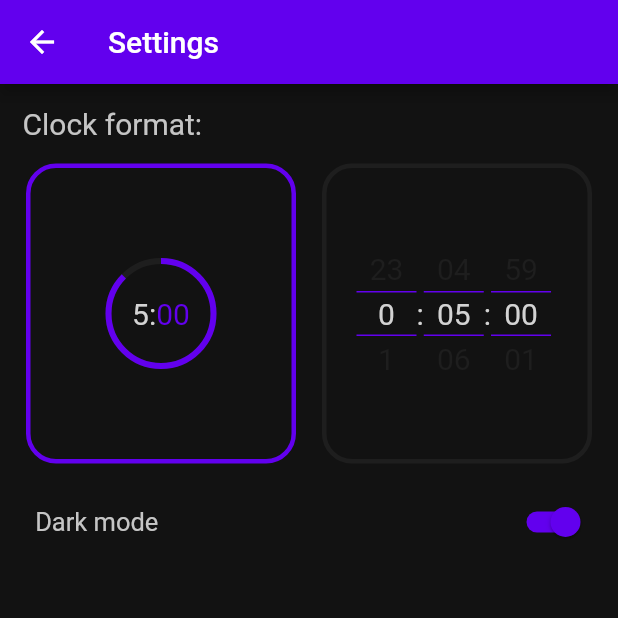
After one commit to Ale-Flash/Flutter-applications, a Flutter app: the Settings screen opened by its route, on a phone screen of 412 x 824 dp, the top half of it. The commit adds this screen. Run offline on Flutter 3.47's test engine with Material 2 defaults, Android fonts, the phone set to English and light mode, and no system bars; drawn by our look-alikes of numberpicker; our stand-ins replace animated_theme_switcher, cool_alert, shared_preferences; missing offline and left inert: dart:ffi, flutter_ringtone_player; accounts and stored records are empty.

Commit message:
change theme laggy

```diff
--- a/timer/lib/main.dart
+++ b/timer/lib/main.dart
@@ -1,15 +1,18 @@
 import 'dart:async';
+import 'dart:ffi';
 
+import 'package:animated_theme_switcher/animated_theme_switcher.dart';
 import 'package:flutter/material.dart';
 import 'package:flutter_ringtone_player/flutter_ringtone_player.dart';
 import 'logic.dart';
+import 'settings.dart';
 import 'widgets/time_selector.dart';
 import 'widgets/timer.dart';
 
 // TODO https://pub.dev/packages/flutter_local_notifications
 // TODO con pausa, riprendi, elimina
 void main() {
-  runApp(const MyApp());
+  runApp(MyApp());
 }
 
 class MyApp extends StatelessWidget {
@@ -18,6 +21,7 @@ class MyApp extends StatelessWidget {
       'primary': Color(0xFF6200EE),
       'background': Color(0xFF121212),
       'secondary': Color(0xFF1E1E1E),
+      'text': Color(0xFFC5C5C5),
       'content': Color(0x89000000),
       'selected': Color(0xFFD3D3D3),
       'disabled': Color(0xFF424242)
@@ -38,31 +42,50 @@ class MyApp extends StatelessWidget {
   static int initialTime = 0, currentTime = 0;
   static late MyTimer timer;
   static bool jump = true;
+  static int format = 0;
   const MyApp({super.key});
+  static final MyHomePage _hp = MyHomePage(title: 'Timer');
+  static void refresh() {
+    _hp.refresh();
+  }
 
   @override
   Widget build(BuildContext context) {
-    return MaterialApp(
-      title: 'Timer',
-      theme: ThemeData(
-          colorScheme: ColorScheme.fromSwatch().copyWith(
-        primary: thememe[currentTheme]['primary'],
-      )),
-      debugShowCheckedModeBanner: false,
-      home: const MyHomePage(title: 'Timer'),
-    );
+    return ThemeProvider(
+        initTheme: ThemeData(
+            colorScheme: ColorScheme.fromSwatch().copyWith(
+          primary: thememe[currentTheme]['primary'],
+        )),
+        builder: (context, myTheme) => MaterialApp(
+              title: 'Timer',
+              theme: myTheme,
+              initialRoute: '/',
+              routes: <String, WidgetBuilder>{
+                '/': (BuildContext context) => _hp,
+                '/settings': (BuildContext context) => Settings(),
+              },
+              debugShowCheckedModeBanner: false,
+            ));
   }
 }
 
 class MyHomePage extends StatefulWidget {
-  const MyHomePage({super.key, required this.title});
+  MyHomePage({super.key, required this.title});
   final String title;
+  void refresh() {
+    mhps.refresh();
+  }
 
+  final _MyHomePageState mhps = _MyHomePageState();
   @override
-  State<MyHomePage> createState() => _MyHomePageState();
+  State<MyHomePage> createState() => mhps;
 }
 
 class _MyHomePageState extends State<MyHomePage> {
+  void refresh() {
+    setState(() {});
+  }
+
   Stream blinkEvent =
       Stream.periodic(const Duration(milliseconds: 333), (tick) => tick)
           .asBroadcastStream();
@@ -122,6 +145,14 @@ class _MyHomePageState extends State<MyHomePage> {
     return Scaffold(
         appBar: AppBar(
           title: Text(widget.title),
+          actions: [
+            SizedBox(
+                // REFRESH BUTTON ON TOP RIGHT
+                width: 50,
+                child: GestureDetector(
+                    onTap: () => Navigator.pushNamed(context, '/settings'),
+                    child: const Icon(Icons.settings, color: Colors.white)))
+          ],
         ),
         backgroundColor: MyApp.thememe[MyApp.currentTheme]['background'],
         body: Stack(
--- /dev/null
+++ b/timer/lib/settings.dart
@@ -0,0 +1,267 @@
+// ignore_for_file: prefer_const_constructors
+
+import 'package:animated_theme_switcher/animated_theme_switcher.dart';
+import 'package:flutter/material.dart';
+import 'package:numberpicker/numberpicker.dart';
+
+import 'main.dart';
+
+class Settings extends StatefulWidget {
+  const Settings({super.key});
+
+  @override
+  State<Settings> createState() => _SettingsState();
+}
+
+class _SettingsState extends State<Settings> {
+  @override
+  Widget build(BuildContext context) {
+    return ThemeSwitchingArea(
+        child: Scaffold(
+            appBar: AppBar(title: const Text('Settings')),
+            backgroundColor: MyApp.thememe[MyApp.currentTheme]['background'],
+            body:
+                Column(crossAxisAlignment: CrossAxisAlignment.start, children: [
+              Container(
+                margin: EdgeInsets.all(15),
+                child: Text('Clock format:',
+                    style: TextStyle(
+                        fontSize: 20,
+                        color: MyApp.thememe[MyApp.currentTheme]['text'])),
+              ),
+              Row(mainAxisAlignment: MainAxisAlignment.spaceEvenly, children: [
+                InkWell(
+                    borderRadius: BorderRadius.circular(20),
+                    onTap: () => setState(() {
+                          MyApp.format = 0;
+                          MyApp.refresh();
+                        }),
+                    highlightColor: Color.fromARGB(6, 150, 150, 150),
+                    splashColor: Color.fromARGB(15, 150, 150, 150),
+                    child: Container(
+                      width: 180,
+                      height: 200,
+                      decoration: BoxDecoration(
+                          borderRadius: BorderRadius.circular(20),
+                          border: Border.all(
+                              color: MyApp.thememe[MyApp.currentTheme][
+                                  MyApp.format == 0 ? 'primary' : 'secondary']!,
+                              width: 3)),
+                      padding: EdgeInsets.all(20),
+                      child: Stack(
+                        alignment: AlignmentDirectional.center,
+                        children: [
+                          SizedBox(
+                            child: RichText(
+                                text: TextSpan(
+                                    text: '',
+                                    style: TextStyle(
+                                        color: MyApp.thememe[MyApp.currentTheme]
+                                            ['selected'],
+                                        fontSize: 20),
+                                    children: [
+                                  TextSpan(text: '5:'),
+                                  TextSpan(
+                                      text: '00',
+                                      style: TextStyle(
+                                          color:
+                                              MyApp.thememe[MyApp.currentTheme]
+                                                  ['primary'])),
+                                ])),
+                          ),
+                          SizedBox(
+                            width: 70,
+                            height: 70,
+                            child: CircularProgressIndicator(
+                              value: 0.875,
+                              strokeWidth: 4,
+                              color: MyApp.thememe[MyApp.currentTheme]
+                                  ['primary'],
+                              backgroundColor: MyApp.thememe[MyApp.currentTheme]
+                                  ['secondary'],
+                            ),
+                          )
+                        ],
+                      ),
+                    )),
+                InkWell(
+                    borderRadius: BorderRadius.circular(20),
+                    onTap: () => setState(() {
+                          MyApp.format = 1;
+                          MyApp.refresh();
+                        }),
+                    highlightColor: Color.fromARGB(6, 150, 150, 150),
+                    splashColor: Color.fromARGB(15, 150, 150, 150),
+                    child: Container(
+                        width: 180,
+                        height: 200,
+                        decoration: BoxDecoration(
+                            borderRadius: BorderRadius.circular(20),
+                            border: Border.all(
+                                color: MyApp.thememe[MyApp.currentTheme][
+                                    MyApp.format == 1
+                                        ? 'primary'
+                                        : 'secondary']!,
+                                width: 3)),
+                        padding: EdgeInsets.all(20),
+                        child: Row(children: [
+                          NumberPicker(
+                              minValue: 0,
+                              maxValue: 24 - 1,
+                              value: 0,
+                              infiniteLoop: true,
+                              itemHeight: 30,
+                              itemWidth: 40,
+                              decoration: BoxDecoration(
+                                border: Border(
+                                    top: BorderSide(
+                                        color: MyApp.thememe[MyApp.currentTheme]
+                                            ['primary']!,
+                                        width: 1),
+                                    bottom: BorderSide(
+                                        color: MyApp.thememe[MyApp.currentTheme]
+                                            ['primary']!,
+                                        width: 1)),
+                              ),
+                              textStyle: TextStyle(
+                                  color: MyApp.thememe[MyApp.currentTheme]
+                                      ['secondary'],
+                                  fontSize: 20),
+                              selectedTextStyle: TextStyle(
+                                  color: MyApp.thememe[MyApp.currentTheme]
+                                      ['selected'],
+                                  fontSize: 20),
+                              onChanged: (a) {}),
+                          Text(':',
+                              style: TextStyle(
+                                  color: MyApp.thememe[MyApp.currentTheme]
+                                      ['selected'],
+                                  fontSize: 20)),
+                          NumberPicker(
+                              minValue: 0,
+                              maxValue: 60 - 1,
+                              value: 5,
+                              zeroPad: true,
+                              infiniteLoop: true,
+                              itemHeight: 30,
+                              itemWidth: 40,
+                              decoration: BoxDecoration(
+                                border: Border(
+                                    top: BorderSide(
+                                        color: MyApp.thememe[MyApp.currentTheme]
+                                            ['primary']!,
+                                        width: 1),
+                                    bottom: BorderSide(
+                                        color: MyApp.thememe[MyApp.currentTheme]
+                                            ['primary']!,
+                                        width: 1)),
+                              ),
+                              textStyle: TextStyle(
+                                  color: MyApp.thememe[MyApp.currentTheme]
+                                      ['secondary'],
+                                  fontSize: 20),
+                              selectedTextStyle: TextStyle(
+                                  color: MyApp.thememe[MyApp.currentTheme]
+                                      ['selected'],
+                                  fontSize: 20),
+                              onChanged: (a) {}),
+                          Text(':',
+                              style: TextStyle(
+                                  color: MyApp.thememe[MyApp.currentTheme]
+                                      ['selected'],
+                                  fontSize: 20)),
+                          NumberPicker(
+                              minValue: 0,
+                              maxValue: 60 - 1,
+                              value: 0,
+                              zeroPad: true,
+                              infiniteLoop: true,
+                              itemHeight: 30,
+                              itemWidth: 40,
+                              decoration: BoxDecoration(
+                                border: Border(
+                                    top: BorderSide(
+                                        color: MyApp.thememe[MyApp.currentTheme]
+                                            ['primary']!,
+                                        width: 1),
+                                    bottom: BorderSide(
+                                        color: MyApp.thememe[MyApp.currentTheme]
+                                            ['primary']!,
+                                        width: 1)),
+                              ),
+                              textStyle: TextStyle(
+                                  color: MyApp.thememe[MyApp.currentTheme]
+                                      ['secondary'],
+                                  fontSize: 20),
+                              selectedTextStyle: TextStyle(
+                                  color: MyApp.thememe[MyApp.currentTheme]
+                                      ['selected'],
+                                  fontSize: 20),
+                              onChanged: (a) {}),
+                        ])))
+              ]),
+              Container(
+                margin: EdgeInsets.all(15),
+                width: MediaQuery.of(context).size.width,
+                child: ThemeSwitcher(
+                    builder: (context) => InkWell(
+                          borderRadius: BorderRadius.circular(4),
+                          highlightColor: Color.fromARGB(6, 150, 150, 150),
+                          splashColor: Color.fromARGB(15, 150, 150, 150),
+                          onTap: () => setState(() {
+                            // MyApp.currentTheme = (MyApp.currentTheme + 1) % 2;
+                            // MyApp.refresh();
+
+
+                            ThemeSwitcher.of(context).changeTheme(
+                                theme: ThemeData(
+                                    colorScheme:
+                                        ColorScheme.fromSwatch().copyWith(
+                                  primary: MyApp.thememe[MyApp.currentTheme]
+                                      ['primary'],
+                                )),
+                                isReversed: MyApp.currentTheme == 1);
+                                MyApp.currentTheme = (MyApp.currentTheme + 1) % 2;
+                          }),
+                          child: Row(
+                              mainAxisAlignment: MainAxisAlignment.spaceBetween,
+                              children: [
+                                Text('  Dark mode',
+                                    style: TextStyle(
+                                        fontSize: 17,
+                                        color: MyApp.thememe[MyApp.currentTheme]
+                                            ['text'])),
+                                Switch(
+                                    activeColor: MyApp
+                                        .thememe[MyApp.currentTheme]['primary'],
+                                    activeTrackColor: MyApp
+                                        .thememe[MyApp.currentTheme]['primary'],
+                                    inactiveThumbColor:
+                                        MyApp.thememe[MyApp.currentTheme]
+                                            ['disabled'],
+                                    inactiveTrackColor:
+                                        MyApp.thememe[MyApp.currentTheme]
+                                            ['disabled'],
+                                    splashRadius: 17,
+                                    value: MyApp.currentTheme == 0,
+                                    onChanged: (value) => setState(() {
+                                          return;
+                                          MyApp.currentTheme = value ? 0 : 1;
+                                          ThemeSwitcher.of(context).changeTheme(
+                                              theme: ThemeData(
+                                                  colorScheme:
+                                                      ColorScheme.fromSwatch()
+                                                          .copyWith(
+                                                primary: MyApp.thememe[MyApp
+                                                    .currentTheme]['primary'],
+                                              )),
+                                              isReversed:
+                                                  MyApp.currentTheme == 0);
+                                          MyApp.refresh();
+                                        })),
+                              ]),
+                        )),
+              ),
+            ])));
+  }
+}
--- a/timer/pubspec.yaml
+++ b/timer/pubspec.yaml
@@ -39,6 +39,7 @@ dependencies:
   numberpicker: ^2.1.1
   flutter_ringtone_player: ^3.2.0
   flutter_launcher_icons: ^0.10.0
+  animated_theme_switcher: ^2.0.7
 
 dev_dependencies:
   flutter_test:
```
Also changed, not shown: timer/pubspec.lock.
